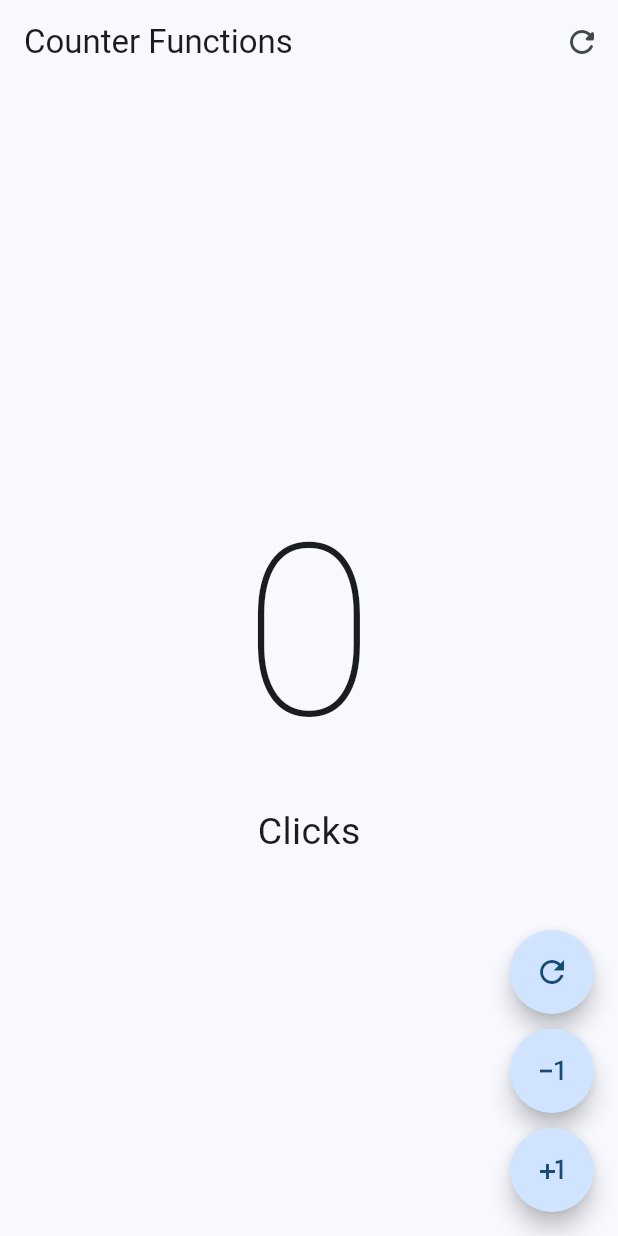
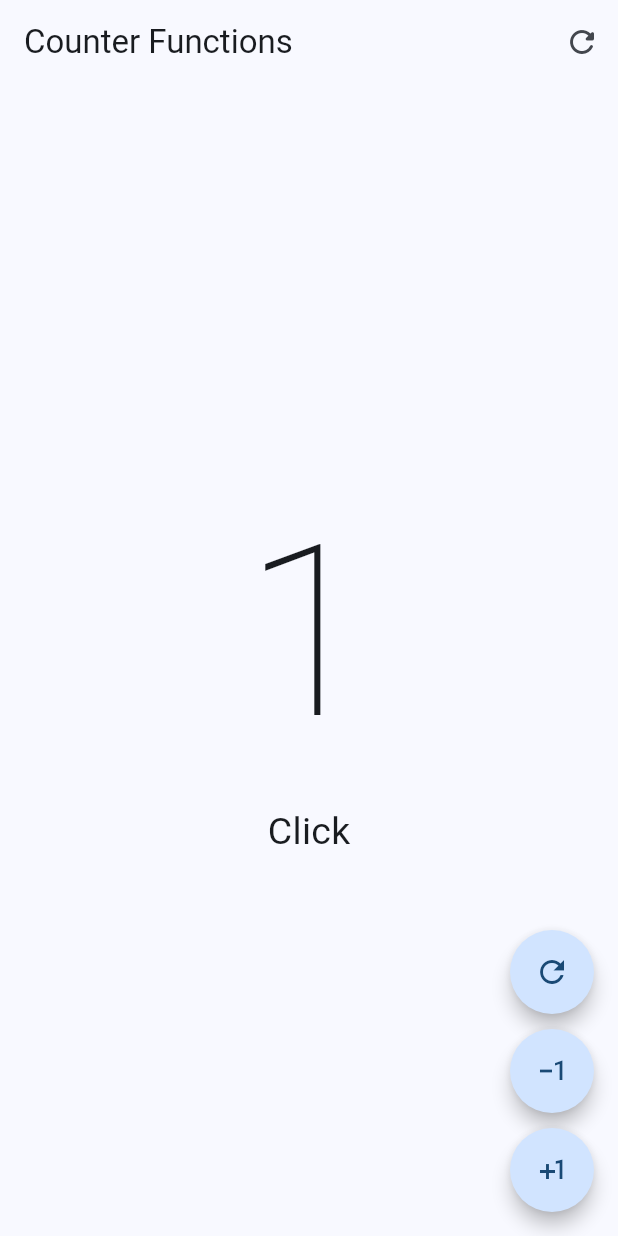
Before and after one commit to YanniMartinez/CursoFlutter, a Flutter app: the screen it shows after launch, after a tap on the "plus one" icon, on a phone screen of 412 x 824 dp. Run offline on Flutter 3.47's test engine with Material 3 defaults, Android fonts, the phone set to English and light mode, and no system bars.

Commit message:
Mandando como parametro un onPressed a boton custom

```diff
--- a/basic_concepts/lib/presentation/screens/counter/counter_functions_screen.dart
+++ b/basic_concepts/lib/presentation/screens/counter/counter_functions_screen.dart
@@ -43,13 +43,30 @@ class _CounterFunctionsScreenState extends State<CounterFunctionsScreen> {
         floatingActionButton: Column(
           mainAxisAlignment: MainAxisAlignment.end,
           children: [
-            CustomButton(icon:Icons.refresh_outlined),
+            CustomButton(
+              icon: Icons.refresh_outlined,
+              onPressed: () {
+                clickCounter = 0;
+                setState(() {});
+              },
+            ),
             SizedBox(height: 10),
-
-            CustomButton(icon:Icons.exposure_minus_1),
+            CustomButton(
+              icon: Icons.exposure_minus_1,
+              onPressed: () {
+                if (clickCounter == 0) return;
+                clickCounter--;
+                setState(() {});
+              },
+            ),
             SizedBox(height: 10),
-
-            CustomButton(icon:Icons.plus_one),
+            CustomButton(
+              icon: Icons.plus_one,
+              onPressed: () {
+                clickCounter++;
+                setState(() {});
+              },
+            ),
           ],
         ));
   }
@@ -57,17 +74,21 @@ class _CounterFunctionsScreenState extends State<CounterFunctionsScreen> {
 
 class CustomButton extends StatelessWidget {
   final IconData icon;
+  final VoidCallback? onPressed;
 
   const CustomButton({
     super.key,
     required this.icon,
+    this.onPressed,
   });
 
   @override
   Widget build(BuildContext context) {
     return FloatingActionButton(
       shape: StadiumBorder(),
-      onPressed: () {},
+      enableFeedback: true, //Proporciona un sonido o vibracion aptica
+      elevation: 5,  //Es la sombra del boton
+      onPressed: onPressed,
       child: Icon(icon),
     );
   }
```
